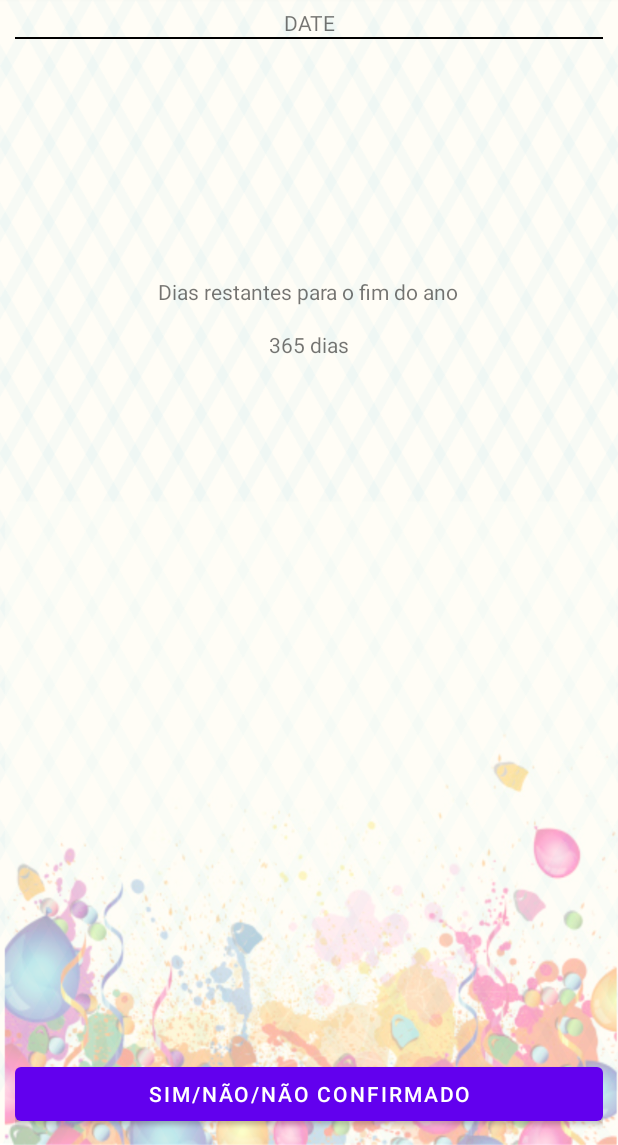
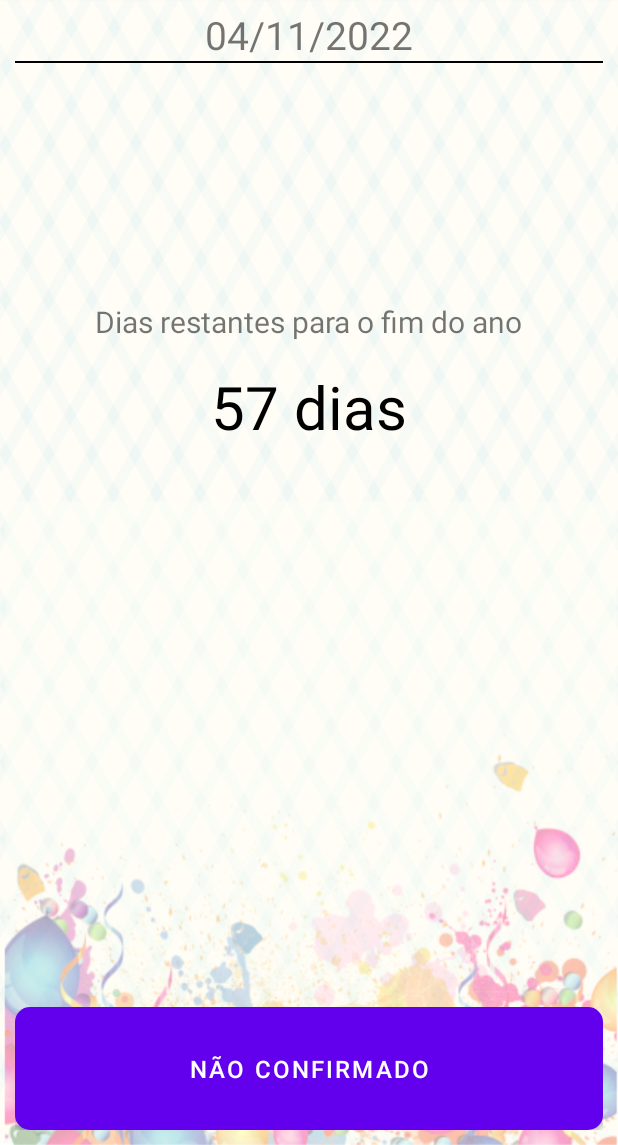
Before and after one commit to kaka-jaques/happynewyear_app_udemy, an Android app: the screen it shows after launch (MainActivity), on a phone screen of 412 x 824 dp, the part 91-1236 px from its top. Run offline under Robolectric (Android 15) with nearby library versions, the phone set to English and light mode, and no system bars.

Commit message:
UPDATE!
APLICATIVO FINAL DO CURSO ANDROID BÁSICO DA UDEMY

```diff
--- a/app/src/main/AndroidManifest.xml
+++ b/app/src/main/AndroidManifest.xml
@@ -10,10 +10,10 @@
         android:supportsRtl="true"
         android:theme="@style/Theme.FestaFimDeAno">
         <activity
-            android:name=".DatailsActivity"
+            android:name=".view.DatailsActivity"
             android:exported="false" />
         <activity
-            android:name=".MainActivity"
+            android:name=".view.MainActivity"
             android:exported="true">
             <intent-filter>
                 <action android:name="android.intent.action.MAIN" />
--- a/app/src/main/java/br/com/kalil/festafimdeano/MainActivity.java
+++ /dev/null
@@ -1,45 +0,0 @@
-package br.com.kalil.festafimdeano;
-
-import androidx.appcompat.app.AppCompatActivity;
-import androidx.recyclerview.widget.RecyclerView;
-
-import android.content.Intent;
-import android.os.Bundle;
-import android.view.View;
-import android.widget.Button;
-import android.widget.TextView;
-
-public class MainActivity extends AppCompatActivity implements View.OnClickListener {
-
-    public ViewHolder mViewHolder = new ViewHolder();
-
-    @Override
-    protected void onCreate(Bundle savedInstanceState) {
-        super.onCreate(savedInstanceState);
-        setContentView(R.layout.activity_main);
-
-        this.mViewHolder.textToday = findViewById(R.id.text_today);
-        this.mViewHolder.textDaysLeft = findViewById(R.id.text_days_left);
-        this.mViewHolder.confirm = findViewById(R.id.button_confirm);
-
-        this.mViewHolder.confirm.setOnClickListener(this);
-
-    }
-
-    @Override
-    public void onClick(View view) {
-        if(view.getId() == R.id.button_confirm){
-            Intent intent = new Intent(this, DatailsActivity.class);
-            startActivity(intent);
-        }
-    }
-
-    private static class ViewHolder{
-
-        TextView textToday;
-        TextView textDaysLeft;
-        Button confirm;
-
-    }
-
-}
--- a/app/src/main/java/br/com/kalil/festafimdeano/SecurityPereference.java
+++ /dev/null
@@ -1,4 +0,0 @@
-package br.com.kalil.festafimdeano;
-
-public class SecurityPereference {
-}
--- /dev/null
+++ b/app/src/main/java/br/com/kalil/festafimdeano/constant/FimDeAnoConstants.java
@@ -0,0 +1,8 @@
+package br.com.kalil.festafimdeano.constant;
+
+public class FimDeAnoConstants {
+
+    public static String PRESENCE_KEY = "presenceKey";
+    public static String CONFIRMATION_YES = "CONFIRMATION YES";
+    public static String CONFIRMATION_NO = "CONFIRMATION NO";
+}
--- /dev/null
+++ b/app/src/main/java/br/com/kalil/festafimdeano/data/SecurityPereference.java
@@ -0,0 +1,22 @@
+package br.com.kalil.festafimdeano.data;
+
+import android.content.Context;
+import android.content.SharedPreferences;
+
+public class SecurityPereference {
+
+    private SharedPreferences mSharedPreferences;
+
+    public SecurityPereference(Context mContext){
+        this.mSharedPreferences = mContext.getSharedPreferences("FestaFimDeAno", Context.MODE_PRIVATE);
+    }
+
+    public void storeString(String key, String value){
+        this.mSharedPreferences.edit().putString(key, value).apply();
+    }
+
+    public String getStoredString(String key){
+        return this.mSharedPreferences.getString(key, "");
+    }
+
+}
--- /dev/null
+++ b/app/src/main/java/br/com/kalil/festafimdeano/view/MainActivity.java
@@ -0,0 +1,91 @@
+package br.com.kalil.festafimdeano.view;
+
+import androidx.appcompat.app.AppCompatActivity;
+
+import android.content.Intent;
+import android.os.Bundle;
+import android.view.View;
+import android.widget.Button;
+import android.widget.TextView;
+
+import java.text.SimpleDateFormat;
+import java.util.Calendar;
+
+import br.com.kalil.festafimdeano.R;
+import br.com.kalil.festafimdeano.constant.FimDeAnoConstants;
+import br.com.kalil.festafimdeano.data.SecurityPereference;
+
+public class MainActivity extends AppCompatActivity implements View.OnClickListener {
+
+    public ViewHolder mViewHolder = new ViewHolder();
+    private SecurityPereference mSecurityPereference;
+    private static SimpleDateFormat SIMPLE_DATE_FORMAT = new SimpleDateFormat("dd/MM/yyyy");
+
+    @Override
+    protected void onCreate(Bundle savedInstanceState) {
+        super.onCreate(savedInstanceState);
+        setContentView(R.layout.activity_main);
+
+        this.mSecurityPereference = new SecurityPereference(this);
+
+        this.mViewHolder.textToday = findViewById(R.id.text_today);
+        this.mViewHolder.textDaysLeft = findViewById(R.id.text_days_left);
+        this.mViewHolder.confirm = findViewById(R.id.button_confirm);
+
+        this.mViewHolder.confirm.setOnClickListener(this);
+
+        this.mViewHolder.textToday.setText(SIMPLE_DATE_FORMAT.format(Calendar.getInstance().getTime()));
+        String daysLeft = String.format("%s %s", String.valueOf(this.getDaysLeft()), getString(R.string.dias));
+        this.mViewHolder.textDaysLeft.setText(daysLeft);
+
+    }
+
+    @Override
+    protected void onResume() {
+        super.onResume();
+        this.verifyPresence();
+    }
+
+    @Override
+    public void onClick(View view) {
+        if(view.getId() == R.id.button_confirm){
+            String presence = this.mSecurityPereference.getStoredString(FimDeAnoConstants.PRESENCE_KEY);
+
+            Intent intent = new Intent(this, DatailsActivity.class);
+            intent.putExtra(FimDeAnoConstants.PRESENCE_KEY, presence);
+            startActivity(intent);
+        }
+    }
+
+    private int getDaysLeft(){
+
+        Calendar calendarToday = Calendar.getInstance();
+        int today = calendarToday.get(Calendar.DAY_OF_YEAR);
+
+        Calendar lastDay = Calendar.getInstance();
+        int daymax = lastDay.getActualMaximum(Calendar.DAY_OF_YEAR);
+
+        return daymax-today;
+
+    }
+
+    private void verifyPresence(){
+        String presence = this.mSecurityPereference.getStoredString(FimDeAnoConstants.PRESENCE_KEY);
+        if(presence == ""){
+            this.mViewHolder.confirm.setText(getString(R.string.nao_confirmado));
+        } else if(presence.equals(FimDeAnoConstants.CONFIRMATION_YES)){
+            this.mViewHolder.confirm.setText(getString(R.string.sim));
+        }else{
+            this.mViewHolder.confirm.setText(getString(R.string.nao));
+        }
+    }
+
+    private static class ViewHolder{
+
+        TextView textToday;
+        TextView textDaysLeft;
+        Button confirm;
+
+    }
+
+}
--- /dev/null
+++ b/app/src/main/res/drawable/button_background.xml
@@ -0,0 +1,5 @@
+<?xml version="1.0" encoding="utf-8"?>
+<shape xmlns:android="http://schemas.android.com/apk/res/android">
+    <corners android:radius="10dp"/>
+    <solid android:color="@color/black"/>
+</shape>
--- a/app/src/main/res/layout/activity_datails.xml
+++ b/app/src/main/res/layout/activity_datails.xml
@@ -7,7 +7,7 @@
     android:layout_height="match_parent"
     android:background="@drawable/background"
     android:padding="10dp"
-    tools:context=".DatailsActivity">
+    tools:context=".view.DatailsActivity">
 
     <TextView
         android:id="@+id/text_title"
@@ -26,6 +26,7 @@
         android:layout_below="@id/text_title"/>
 
     <CheckBox
+        android:id="@+id/check_join"
         android:layout_width="wrap_content"
         android:layout_height="wrap_content"
         android:layout_below="@id/text_title"
--- a/app/src/main/res/layout/activity_main.xml
+++ b/app/src/main/res/layout/activity_main.xml
@@ -6,13 +6,14 @@
     android:layout_height="match_parent"
     android:background="@drawable/background"
     android:padding="10dp"
-    tools:context=".MainActivity">
+    tools:context=".view.MainActivity">
 
     <TextView
         android:id="@+id/text_today"
         android:layout_width="match_parent"
         android:gravity="center"
         android:layout_height="wrap_content"
+        android:textSize="26sp"
         android:text="DATE" />
 
     <View
@@ -26,6 +27,7 @@
         android:layout_width="wrap_content"
         android:layout_height="wrap_content"
         android:layout_marginTop="160dp"
+        android:textSize="20sp"
         android:layout_below="@+id/text_today"
         android:layout_centerHorizontal="true"
         android:text="@string/text_fim_de_ano"/>
@@ -36,6 +38,8 @@
         android:layout_height="wrap_content"
         android:layout_below="@id/text_label_days_left"
         android:layout_marginTop="16dp"
+        android:textSize="40sp"
+        android:textColor="@color/material_dynamic_primary0"
         android:layout_centerHorizontal="true"
         android:text="365 dias"/>
 
@@ -44,6 +48,10 @@
         android:layout_alignParentBottom="true"
         android:layout_width="match_parent"
         android:layout_height="wrap_content"
+        android:padding="24dp"
+        android:textColor="@color/white"
+        android:textSize="16sp"
+        android:background="@drawable/button_background"
         android:text="SIM/NÃO/Não Confirmado"/>
 
 </RelativeLayout>
--- a/app/src/main/res/values/strings.xml
+++ b/app/src/main/res/values/strings.xml
@@ -1,4 +1,8 @@
 <resources>
     <string name="app_name">FestaFimDeAno</string>
     <string name="text_fim_de_ano">Dias restantes para o fim do ano</string>
+    <string name="dias">dias</string>
+    <string name="nao_confirmado">Não Confirmado</string>
+    <string name="sim">Sim</string>
+    <string name="nao">Não</string>
 </resources>
```
Also changed, not shown: app/src/main/java/br/com/kalil/festafimdeano/DatailsActivity.java (deleted, +0 -14 lines), app/src/main/java/br/com/kalil/festafimdeano/view/DatailsActivity.java (added, +58 -0 lines).
